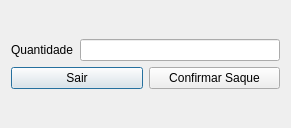
Before: the Qt Designer form Projeto/fazersaque.ui in YagoConstantino/SistemaBancario, drawn with Qt 5.
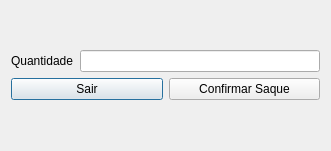
After: the same form once the commit is applied.

```diff
--- a/Projeto/fazersaque.ui
+++ b/Projeto/fazersaque.ui
@@ -6,8 +6,8 @@
    <rect>
     <x>0</x>
     <y>0</y>
-    <width>291</width>
-    <height>128</height>
+    <width>331</width>
+    <height>151</height>
    </rect>
   </property>
   <property name="windowTitle">
```
